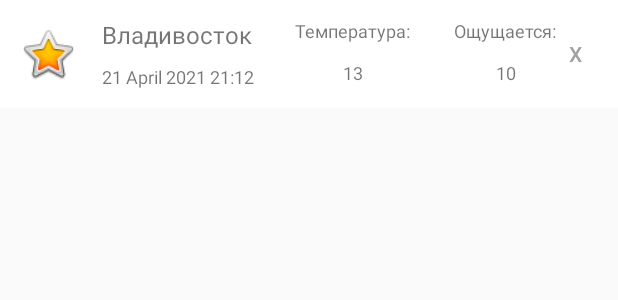
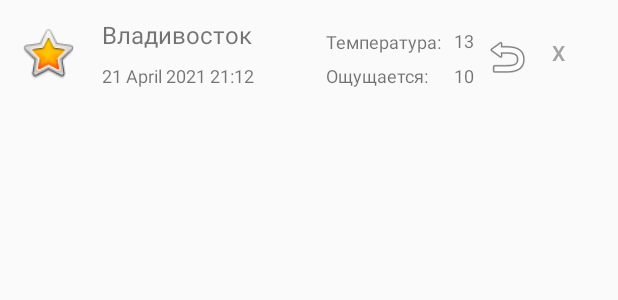
Before and after one commit to Metgalos/WeatherApp, an Android app: the layout weather_row.xml on its own in the app's theme, with its tools: preview values and no code run, on a phone screen of 412 x 824 dp. Shown: the top 300 px of the screen. Run offline under Robolectric (Android 15) with nearby library versions, the phone set to English and light mode, and no system bars; network calls fail.

Commit message:
Добавлена возможность повторного запроса

```diff
--- a/app/build.gradle
+++ b/app/build.gradle
@@ -4,6 +4,7 @@ plugins {
     id 'kotlin-kapt'
     id 'kotlin-android-extensions'
     id 'dagger.hilt.android.plugin'
+    id 'androidx.navigation.safeargs.kotlin'
 }
 
 android {
--- a/app/src/main/java/com/example/weatherapp/presentation_layer/screen/history/viewholder/HistoryViewHolder.kt
+++ b/app/src/main/java/com/example/weatherapp/presentation_layer/screen/history/viewholder/HistoryViewHolder.kt
@@ -21,8 +21,10 @@ class HistoryViewHolder(itemView: View): RecyclerView.ViewHolder(itemView) {
             itemView.rowIconImageView
         )
 
-        itemView.deleteItemButton.setOnClickListener {
-            listener?.onDeleteItem(data)
+        itemView.deleteItemButton.setOnClickListener { listener?.onDeleteItem(data) }
+
+        data.location?.let { location ->
+            itemView.revertButton.setOnClickListener { listener?.onRepeateResponse(location) }
         }
     }
 }
--- a/app/src/main/java/com/example/weatherapp/presentation_layer/screen/history/viewholder/HistoryViewHolderListener.kt
+++ b/app/src/main/java/com/example/weatherapp/presentation_layer/screen/history/viewholder/HistoryViewHolderListener.kt
@@ -4,4 +4,6 @@ import com.example.weatherapp.data_layer.entity.Weather
 
 interface HistoryViewHolderListener {
     fun onDeleteItem(weather: Weather)
+
+    fun onRepeateResponse(location: String)
 }
--- a/app/src/main/java/com/example/weatherapp/presentation_layer/screen/search/WeatherFragment.kt
+++ b/app/src/main/java/com/example/weatherapp/presentation_layer/screen/search/WeatherFragment.kt
@@ -19,6 +19,10 @@ class WeatherFragment : Fragment() {
     private lateinit var binding: FragmentWeatherBinding
     private val apiViewModel: WeatherApiViewModel by viewModels()
 
+    companion object {
+        private const val LOCATION_ARGS_KEY = "location"
+    }
+
     override fun onCreateView(
         inflater: LayoutInflater, container: ViewGroup?,
         savedInstanceState: Bundle?
@@ -26,6 +30,7 @@ class WeatherFragment : Fragment() {
         binding = DataBindingUtil.inflate(inflater, R.layout.fragment_weather, container, false)
         setResponseObserver()
         setCurrentWeatherButtonListeners()
+        arguments?.getString(LOCATION_ARGS_KEY)?.let { apiViewModel.getCurrentWeather(it) }
         return binding.root
     }
 
--- a/app/src/main/res/layout/weather_row.xml
+++ b/app/src/main/res/layout/weather_row.xml
@@ -4,7 +4,6 @@
     xmlns:tools="http://schemas.android.com/tools"
     android:layout_width="match_parent"
     android:layout_height="wrap_content"
-    android:background="#FFFFFF"
     android:padding="12dp">
 
     <ImageView
@@ -26,7 +25,17 @@
         app:layout_constraintStart_toEndOf="@+id/rowIconImageView"
         app:layout_constraintTop_toTopOf="parent"
         app:layout_constraintVertical_bias="0.0"
-        tools:text="Владивосток"/>
+        tools:text="Владивосток" />
+
+    <TextView
+        android:id="@+id/temperatureText"
+        android:layout_width="wrap_content"
+        android:layout_height="16dp"
+        android:text="@string/temperature"
+        android:textSize="12sp"
+        app:layout_constraintBottom_toTopOf="@+id/temperatureFeelsText"
+        app:layout_constraintStart_toStartOf="@+id/temperatureFeelsText"
+        app:layout_constraintTop_toTopOf="@+id/rowCityName" />
 
     <TextView
         android:id="@+id/temperatureFeelsText"
@@ -34,45 +43,33 @@
         android:layout_height="wrap_content"
         android:text="@string/temperature_feels"
         android:textSize="12sp"
-        app:layout_constraintBottom_toBottomOf="@+id/temperatureText"
+        app:layout_constraintBottom_toBottomOf="@+id/datetimeText"
         app:layout_constraintEnd_toEndOf="parent"
-        app:layout_constraintStart_toEndOf="@+id/temperatureText"
-        app:layout_constraintTop_toTopOf="@+id/temperatureText" />
-
-    <TextView
-        android:id="@+id/temperatureText"
-        android:layout_width="wrap_content"
-        android:layout_height="wrap_content"
-        android:text="@string/temperature"
-        android:textSize="12sp"
-        app:layout_constraintEnd_toStartOf="@+id/temperatureFeelsText"
-        app:layout_constraintHorizontal_bias="0.5"
+        app:layout_constraintHorizontal_bias="0.3"
         app:layout_constraintStart_toEndOf="@+id/rowCityName"
-        app:layout_constraintTop_toTopOf="@+id/rowCityName" />
+        app:layout_constraintTop_toTopOf="@+id/datetimeText" />
 
     <TextView
         android:id="@+id/temperatureValue"
         android:layout_width="wrap_content"
         android:layout_height="wrap_content"
+        android:layout_marginStart="8dp"
         android:textSize="12sp"
-        app:layout_constraintBottom_toBottomOf="parent"
-        app:layout_constraintEnd_toEndOf="@+id/temperatureText"
-        app:layout_constraintStart_toStartOf="@+id/temperatureText"
-        app:layout_constraintTop_toBottomOf="@+id/temperatureText"
-        app:layout_constraintVertical_bias="0.75"
-        tools:text="13"/>
+        app:layout_constraintBottom_toBottomOf="@+id/temperatureText"
+        app:layout_constraintStart_toEndOf="@+id/temperatureText"
+        app:layout_constraintTop_toTopOf="@+id/temperatureText"
+        tools:text="13" />
 
     <TextView
         android:id="@+id/temperatureFeelsValue"
         android:layout_width="wrap_content"
         android:layout_height="wrap_content"
         android:textSize="12sp"
-        app:layout_constraintBottom_toBottomOf="parent"
-        app:layout_constraintEnd_toEndOf="@+id/temperatureFeelsText"
-        app:layout_constraintStart_toStartOf="@+id/temperatureFeelsText"
-        app:layout_constraintTop_toBottomOf="@+id/temperatureFeelsText"
-        app:layout_constraintVertical_bias="0.75"
-        tools:text="10"/>
+        app:layout_constraintBottom_toBottomOf="@+id/temperatureFeelsText"
+        app:layout_constraintEnd_toEndOf="@+id/temperatureValue"
+        app:layout_constraintStart_toStartOf="@+id/temperatureValue"
+        app:layout_constraintTop_toTopOf="@+id/temperatureFeelsText"
+        tools:text="10" />
 
     <TextView
         android:id="@+id/datetimeText"
@@ -85,20 +82,31 @@
         app:layout_constraintHorizontal_bias="0.0"
         app:layout_constraintStart_toStartOf="@+id/rowCityName"
         app:layout_constraintTop_toBottomOf="@+id/rowCityName"
-        tools:text="21 April 2021 21:12"/>
+        tools:text="21 April 2021 21:12" />
 
     <Button
         android:id="@+id/deleteItemButton"
         style="@style/Widget.MaterialComponents.Button.TextButton"
-        android:layout_width="wrap_content"
-        android:layout_height="wrap_content"
+        android:layout_width="40dp"
+        android:layout_height="40dp"
         android:background="@null"
         android:text="@string/deleteButtonText"
-        android:textAlignment="viewStart"
+        android:textAlignment="textStart"
         android:textColor="@color/gray"
         android:textSize="14sp"
         app:layout_constraintBottom_toBottomOf="parent"
-        app:layout_constraintStart_toEndOf="@+id/temperatureFeelsText"
+        app:layout_constraintEnd_toEndOf="parent"
         app:layout_constraintTop_toTopOf="parent" />
 
+    <ImageView
+        android:id="@+id/revertButton"
+        android:layout_width="wrap_content"
+        android:layout_height="wrap_content"
+        app:layout_constraintBottom_toBottomOf="parent"
+        app:layout_constraintEnd_toStartOf="@+id/deleteItemButton"
+        app:layout_constraintStart_toEndOf="@+id/temperatureValue"
+        app:layout_constraintTop_toTopOf="parent"
+        app:layout_constraintVertical_bias="0.684"
+        app:srcCompat="@android:drawable/ic_menu_revert" />
+
 </androidx.constraintlayout.widget.ConstraintLayout>
--- a/build.gradle
+++ b/build.gradle
@@ -18,6 +18,7 @@ buildscript {
 
     dependencies {
         classpath "com.android.tools.build:gradle:4.1.3"
+        classpath "androidx.navigation:navigation-safe-args-gradle-plugin:$version_navigation"
         classpath "org.jetbrains.kotlin:kotlin-gradle-plugin:$kotlin_version"
         classpath "com.google.dagger:hilt-android-gradle-plugin:$hilt_version"
     }
```
Also changed, not shown: app/src/main/java/com/example/weatherapp/presentation_layer/screen/history/HistoryFragment.kt (+8 -0 lines), app/src/main/res/navigation/navigation.xml (+20 -2 lines).
